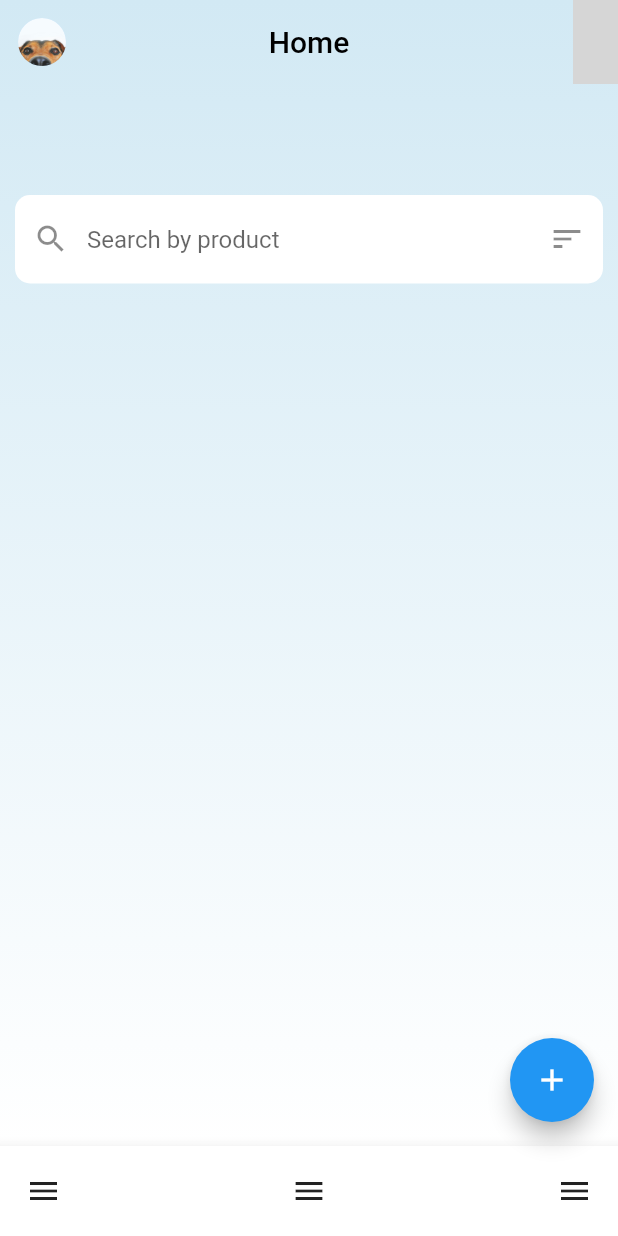
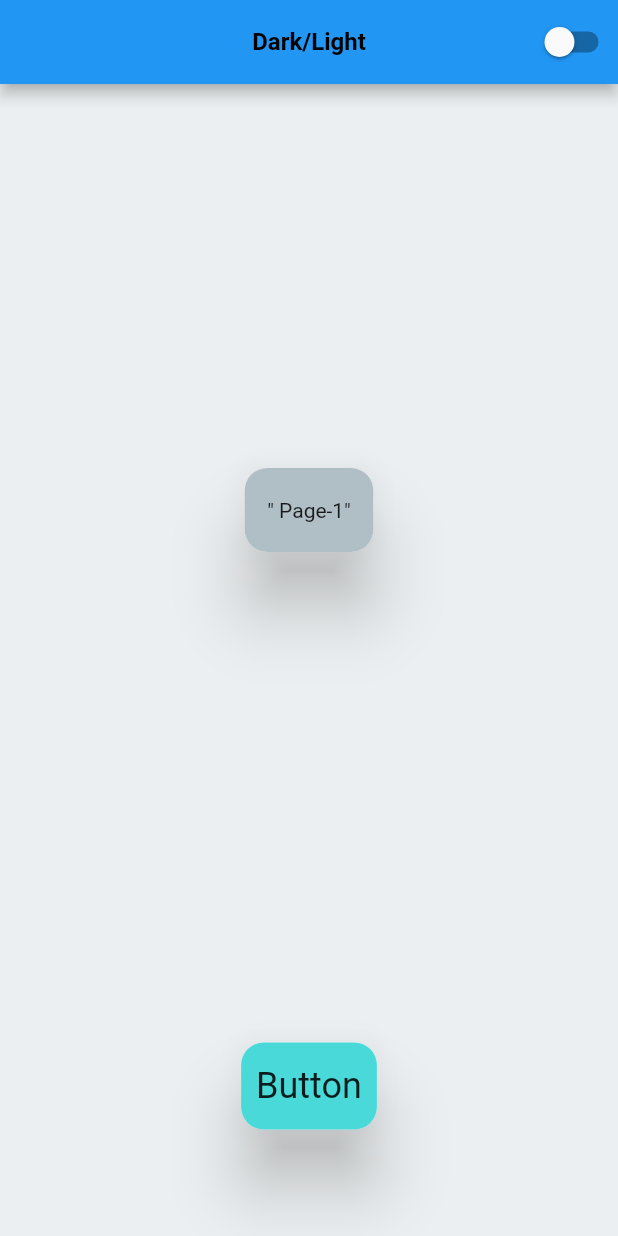
Before and after one commit to patel-dhairya/Single-Page-Demo, a Flutter app: the screen it shows after launch, on a phone screen of 412 x 824 dp. Run offline on Flutter 3.47's test engine with Material 2 defaults, Android fonts, the phone set to English and light mode, and no system bars; drawn by our look-alikes of getwidget; Roboto replaces fonts that are missing (Rubik); grey boxes are pictures that could not be loaded.

Commit message:
Added dark/light template code
>> Summary
> This commit adds template code that can be used to implement light and dark theme for any particular page

```diff
--- /dev/null
+++ b/lib/application/core/services/theme_services.dart
@@ -0,0 +1,10 @@
+import 'package:flutter/material.dart';
+
+class ThemeServices extends ChangeNotifier {
+  bool isDarkModeOn = false;
+
+  void toggleTheme() {
+    isDarkModeOn = !isDarkModeOn;
+    notifyListeners();
+  }
+}
--- /dev/null
+++ b/lib/application/pages/page_1/page1.dart
@@ -0,0 +1,53 @@
+import 'package:flutter/material.dart';
+import 'package:provider/provider.dart';
+import 'package:single_demo/application/core/services/theme_services.dart';
+import 'package:single_demo/application/pages/page_1/widgets/custom_button.dart';
+import 'package:single_demo/application/pages/page_1/widgets/text_field.dart';
+
+class Page1 extends StatelessWidget {
+  const Page1({super.key});
+
+  @override
+  Widget build(BuildContext context) {
+    final themeData = Theme.of(context);
+    return Scaffold(
+        appBar: AppBar(
+          title: Text(
+            'Dark/Light',
+            style: themeData.textTheme.bodyLarge,
+          ),
+          centerTitle: true,
+          actions: [
+            Switch(
+              value: Provider.of<ThemeServices>(context).isDarkModeOn,
+              onChanged: (_) {
+                Provider.of<ThemeServices>(context, listen: false)
+                    .toggleTheme();
+              },
+            )
+          ],
+        ),
+        body: Padding(
+          padding: const EdgeInsets.symmetric(horizontal: 50),
+          child: Column(
+            children: const [
+              Expanded(
+                child: Center(
+                  child: CustomTextField(
+                    messageCustom: "Page-1",
+                  ),
+                  // child: CircularProgressIndicator(
+                  //   color: themeData.colorScheme.secondary,
+                  // ),
+                  // child: Text(
+                  //   'data',
+                  //   style: themeData.textTheme.bodyLarge,
+                  // ),
+                ),
+              ),
+              const SizedBox(height: 200, child: Center(child: CustomButton())),
+            ],
+          ),
+        ));
+  }
+}
--- /dev/null
+++ b/lib/application/pages/page_1/widgets/custom_button.dart
@@ -0,0 +1,30 @@
+import 'package:flutter/material.dart';
+
+class CustomButton extends StatelessWidget {
+  const CustomButton({super.key});
+
+  @override
+  Widget build(BuildContext context) {
+    final themeData = Theme.of(context);
+    return InkResponse(
+      onTap: () {},
+      child: Material(
+        elevation: 20,
+        borderRadius: BorderRadius.circular(15),
+        child: Container(
+          decoration: BoxDecoration(
+            borderRadius: BorderRadius.circular(15),
+            color: themeData.colorScheme.secondary,
+          ),
+          child: Padding(
+            padding: const EdgeInsets.symmetric(horizontal: 10, vertical: 15),
+            child: Text(
+              'Button',
+              style: themeData.textTheme.headlineSmall,
+            ),
+          ),
+        ),
+      ),
+    );
+  }
+}
--- /dev/null
+++ b/lib/application/pages/page_1/widgets/text_field.dart
@@ -0,0 +1,29 @@
+import 'package:flutter/material.dart';
+
+class CustomTextField extends StatelessWidget {
+  final String messageCustom;
+  const CustomTextField({super.key, required this.messageCustom});
+
+  @override
+  Widget build(BuildContext context) {
+    final themeData = Theme.of(context);
+    return Material(
+      elevation: 20,
+      borderRadius: BorderRadius.circular(15),
+      child: Container(
+        decoration: BoxDecoration(
+          borderRadius: BorderRadius.circular(15),
+          color: themeData.colorScheme.onPrimary,
+        ),
+        child: Padding(
+          padding: const EdgeInsets.symmetric(horizontal: 15, vertical: 20),
+          child: Text(
+            '''" $messageCustom"''',
+            style: themeData.textTheme.bodyMedium,
+            textAlign: TextAlign.center,
+          ),
+        ),
+      ),
+    );
+  }
+}
--- a/lib/main.dart
+++ b/lib/main.dart
@@ -1,182 +1,30 @@
 import 'package:flutter/material.dart';
-import 'package:getwidget/getwidget.dart';
+import 'package:single_demo/application/core/services/theme_services.dart';
+import 'package:provider/provider.dart';
+import 'package:single_demo/application/pages/page_1/page1.dart';
+import 'package:single_demo/themes/theme.dart';
 
 void main() {
-  runApp(const MyApp());
+  runApp(ChangeNotifierProvider(
+    create: (context) => ThemeServices(),
+    child: const MyApp(),
+  ));
 }
 
 class MyApp extends StatelessWidget {
-  const MyApp({super.key});
-
-  // This widget is the root of your application.
+  const MyApp({Key? key}) : super(key: key);
   @override
   Widget build(BuildContext context) {
-    return MaterialApp(
-      title: 'Single Page',
-      theme: ThemeData(
-        // This is the theme of your application.
-        //
-        // Try running your application with "flutter run". You'll see the
-        // application has a blue toolbar. Then, without quitting the app, try
-        // changing the primarySwatch below to Colors.green and then invoke
-        // "hot reload" (press "r" in the console where you ran "flutter run",
-        // or simply save your changes to "hot reload" in a Flutter IDE).
-        // Notice that the counter didn't reset back to zero; the application
-        // is not restarted.
-        primarySwatch: Colors.green,
-      ),
-      home: const MyHomePage(title: 'Home'),
+    return Consumer<ThemeServices>(
+      builder: (context, themeService, child) {
+        return MaterialApp(
+          themeMode:
+              themeService.isDarkModeOn ? ThemeMode.dark : ThemeMode.light,
+          theme: AppTheme.lightTheme,
+          darkTheme: AppTheme.darkTheme,
+          home: const Page1(),
+        );
+      },
     );
   }
 }
-
-class MyHomePage extends StatefulWidget {
-  const MyHomePage({super.key, required this.title});
-
-  // This widget is the home page of your application. It is stateful, meaning
-  // that it has a State object (defined below) that contains fields that affect
-  // how it looks.
-
-  // This class is the configuration for the state. It holds the values (in this
-  // case the title) provided by the parent (in this case the App widget) and
-  // used by the build method of the State. Fields in a Widget subclass are
-  // always marked "final".
-
-  final String title;
-
-  @override
-  State<MyHomePage> createState() => _MyHomePageState();
-}
-
-class _MyHomePageState extends State<MyHomePage> {
-  final TextEditingController _searchSaveController = TextEditingController();
-
-  @override
-  Widget build(BuildContext context) {
-    // This method is rerun every time setState is called, for instance as done
-    // by the _incrementCounter method above.
-    //
-    // The Flutter framework has been optimized to make rerunning build methods
-    // fast, so that you can just rebuild anything that needs updating rather
-    // than having to individually change instances of widgets.
-    return MaterialApp(
-      home: Scaffold(
-        extendBodyBehindAppBar: true,
-        appBar: buildCustomAppBar(),
-        body: Container(
-          decoration: const BoxDecoration(
-            gradient: LinearGradient(
-              colors: [Color.fromARGB(255, 210, 233, 244), Colors.white],
-              begin: Alignment.topCenter,
-              end: Alignment.bottomCenter,
-            ),
-          ),
-          child: Padding(
-            padding: const EdgeInsets.all(10.0),
-            child: Column(
-              children: [
-                const SizedBox(height: 120.0), // Add space for the app bar
-                Container(
-                  decoration: BoxDecoration(
-                    color: Colors.white,
-                    borderRadius:
-                        BorderRadius.circular(10), // Set border radius here
-                  ),
-                  child: TextField(
-                    controller: _searchSaveController,
-                    decoration: InputDecoration(
-                      hintText: 'Search by product',
-                      suffixIcon: IconButton(
-                        icon: Icon(Icons.sort),
-                        onPressed: () {},
-                      ),
-                      prefixIcon: IconButton(
-                        icon: Icon(Icons.search),
-                        onPressed: () {},
-                      ),
-                      border: OutlineInputBorder(
-                        borderRadius: BorderRadius.circular(10),
-                        borderSide: BorderSide.none,
-                      ),
-                    ),
-                  ),
-                )
-              ],
-            ),
-          ),
-        ),
-        floatingActionButton: FloatingActionButton(
-          onPressed: () {},
-          child: const Icon(Icons.add),
-        ),
-        bottomNavigationBar: BottomAppBar(
-          shape: const CircularNotchedRectangle(),
-          child: Padding(
-            padding: const EdgeInsets.all(5.0),
-            child: Container(
-              decoration: BoxDecoration(
-                color: Colors.white,
-                borderRadius:
-                    BorderRadius.circular(30), // Set border radius here
-              ),
-              height: 50.0,
-              child: Row(
-                mainAxisAlignment: MainAxisAlignment.spaceBetween,
-                children: <Widget>[
-                  IconButton(
-                    icon: Icon(Icons.menu),
-                    onPressed: () {
-                      // Handle menu button press
-                    },
-                  ),
-                  IconButton(
-                    icon: Icon(Icons.menu),
-                    onPressed: () {
-                      // Handle menu button press
-                    },
-                  ),
-                  IconButton(
-                    icon: Icon(Icons.menu),
-                    onPressed: () {
-                      // Handle search button press
-                    },
-                  ),
-                ],
-              ),
-            ),
-          ),
-        ),
-      ),
-    );
-  }
-
-  PreferredSizeWidget? buildCustomAppBar() {
-    return PreferredSize(
-      preferredSize: const Size.fromHeight(kToolbarHeight),
-      child: GFAppBar(
-        backgroundColor: Colors.transparent,
-        elevation: 0,
-        leading: const Padding(
-          padding: EdgeInsets.all(12.0),
-          child: GFAvatar(
-            backgroundImage: AssetImage('assets/dog_placeholder_profile.jpg'),
-            size: GFSize.SMALL,
-          ),
-        ),
-        actions: <Widget>[
-          GFButtonBadge(
-            onPressed: () {},
-            text: "Rs. 12.00",
-            shape: GFButtonShape.pills,
-            color: Colors.green,
-            size: GFSize.SMALL,
-            textStyle: const TextStyle(fontSize: 16),
-            padding: const EdgeInsets.symmetric(horizontal: 20, vertical: 20),
-          ),
-        ],
-        title: const Text("Home", style: TextStyle(color: Colors.black)),
-        centerTitle: true,
-      ),
-    );
-  }
-}
--- a/lib/themes/theme.dart
+++ b/lib/themes/theme.dart
@@ -98,5 +98,5 @@ class AppTheme {
         secondary: _accentColor,
         primaryContainer: _darkPrimaryVariantColor,
       ),
-      textTheme: _lightTextTheme);
+      textTheme: _darkTextTheme);
 }
--- a/pubspec.yaml
+++ b/pubspec.yaml
@@ -36,6 +36,7 @@ dependencies:
   # Use with the CupertinoIcons class for iOS style icons.
   cupertino_icons: ^1.0.2
   getwidget: ^2.0.4
+  provider: ^6.1.1
 
 dev_dependencies:
   flutter_test:
```
Also changed, not shown: lib/application/pages/homepage/home_page.dart (added, +182 -0 lines), lib/application/pages/page_1/widgets/error_message.dart (added, +28 -0 lines), pubspec.lock.
